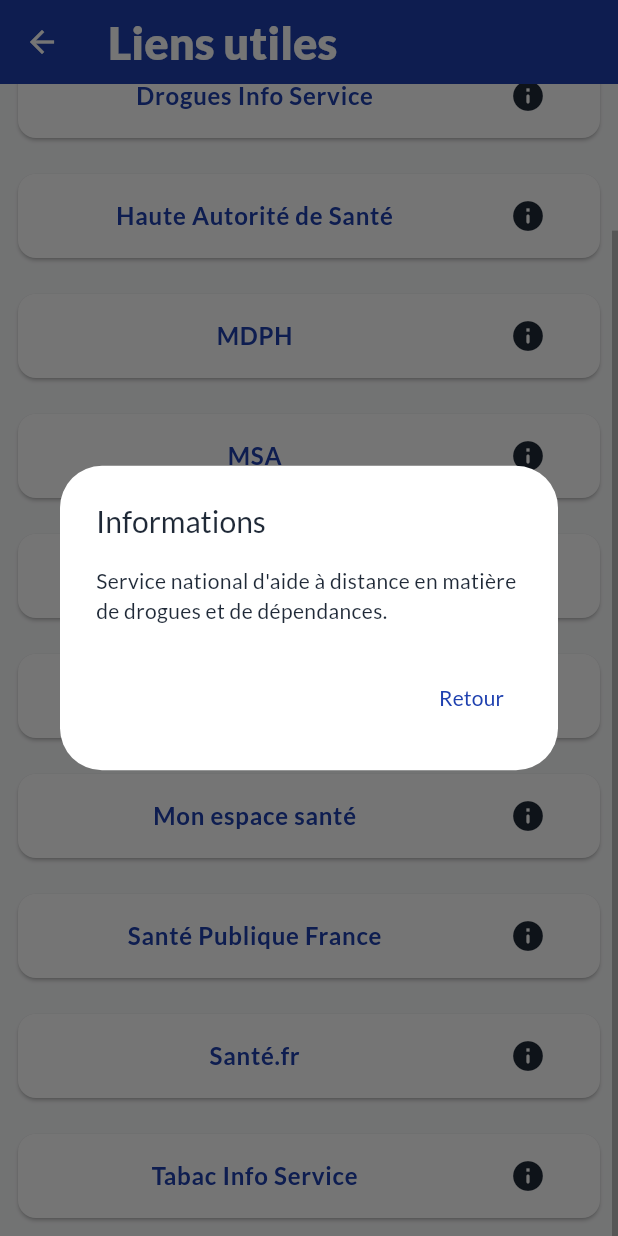
After one commit to Alerwann/planeance, a Flutter app: the LinksHealthUtils screen opened directly, scrolled down 112 dp, after a tap on the "info" icon, on a phone screen of 412 x 824 dp. The commit adds this screen. Run offline on Flutter 3.47's test engine with Material 3 defaults, Android fonts, the phone set to English and light mode, and no system bars; our stand-ins replace hive, hive_flutter, stylish_bottom_bar; accounts and stored records are empty.

Commit message:
feature : mise en place des liens de la santée

```diff
--- a/lib/data/constant.dart
+++ b/lib/data/constant.dart
@@ -3,6 +3,8 @@
 class Constant {
   static const String echeanceBoxName = 'echeances';
   static const String directoryBoxName = 'directory_v2';
+  static const String healthLinkBoxName = 'health_link';
+  static const String healthEcheanceBoxName = 'health_echeance';
 
   static const String daysPeriod = 'day';
   static const String weekPeriod = 'week';
@@ -17,6 +19,5 @@
     DirectoryModel(id: 6, name: 'Social', categoryId: 'social'),
     DirectoryModel(id: 7, name: 'Invitation', categoryId: 'meeting'),
     DirectoryModel(id: 8, name: 'Essai', categoryId: 'essai'),
-
   ];
 }
--- /dev/null
+++ b/lib/data/models/health/links/health_link_list.dart
@@ -0,0 +1,75 @@
+import 'package:planeance/data/models/health/links/health_link_model.dart';
+
+class HealthLinkList {
+  static List<HealthLinkModel> get allLinks {
+    final list = [
+      HealthLinkModel(
+        nameWebStite: "Ameli",
+        externLink: "https://www.ameli.fr",
+        description:
+            "Site permettant d'accéder à son dossier de la sécurité sociale et de communiquer avec celle-ci.",
+      ),
+      HealthLinkModel(
+        nameWebStite: "MDPH",
+        externLink: "https://mdphenligne.cnsa.fr",
+        description:
+            "La MDPH.fr (Maison Départementale des Personnes en situations de Handicap) est le sité répertoriant les informations et les démarches pour les personnes en situation de handicap.",
+      ),
+      HealthLinkModel(
+        nameWebStite: "Mon espace santé",
+        externLink: "https://www.monespacesante.fr/",
+        description:
+            "Site permettant de centraliser ces informations médicales, les partager entre les professionnels et gérer ses documents sur ces volonters.\nTous les professionnels ne l'utilisent pas encore.",
+      ),
+      HealthLinkModel(
+        nameWebStite: "Ministère de la santé",
+        externLink: 'https://sante.gouv.fr',
+        description: "Site officiel du ministère de la santé",
+      ),
+      HealthLinkModel(
+        nameWebStite: "MSA",
+        externLink: "https://www.msa.fr",
+        description:
+            "Site de la sécurité sociale pour les salariés ou non agricoles.",
+      ),
+      HealthLinkModel(
+        nameWebStite: "Santé.fr",
+        externLink: "https://www.sante.fr",
+        description:
+            "Le moteur de recherche du service public d'information en santé. Annuaire des professionnels, informations fiables et actualités.",
+      ),
+      HealthLinkModel(
+        nameWebStite: "Santé Publique France",
+        externLink: "https://www.santepubliquefrance.fr",
+        description:
+            "Agence nationale de santé publique. Surveillance épidémiologique, prévention et promotion de la santé.",
+      ),
+      HealthLinkModel(
+        nameWebStite: "Haute Autorité de Santé",
+        externLink: "https://www.has-sante.fr",
+        description:
+            "Autorité publique indépendante qui contribue à la régulation du système de santé par la qualité.",
+      ),
+      HealthLinkModel(
+        nameWebStite: "Manger Bouger",
+        externLink: "https://www.mangerbouger.fr",
+        description:
+            "Site du Programme National Nutrition Santé. Conseils pour bien manger et bouger plus.",
+      ),
+      HealthLinkModel(
+        nameWebStite: "Tabac Info Service",
+        externLink: "https://www.tabac-info-service.fr",
+        description:
+            "Service d'aide et d'accompagnement pour l'arrêt du tabac.",
+      ),
+      HealthLinkModel(
+        nameWebStite: "Drogues Info Service",
+        externLink: "https://www.drogues-info-service.fr",
+        description:
+            "Service national d'aide à distance en matière de drogues et de dépendances.",
+      ),
+    ];
+    list.sort((a, b) => a.nameWebStite.compareTo(b.nameWebStite));
+    return list;
+  }
+}
--- /dev/null
+++ b/lib/data/models/health/links/health_link_model.dart
@@ -0,0 +1,19 @@
+import 'package:hive/hive.dart';
+
+part 'health_link_model.g.dart';
+
+@HiveType(typeId: 3)
+class HealthLinkModel extends HiveObject {
+  @HiveField(0)
+  final String nameWebStite;
+  @HiveField(1)
+  final String externLink;
+  @HiveField(2)
+  final String description;
+
+  HealthLinkModel({
+    required this.nameWebStite,
+    required this.externLink,
+    required this.description,
+  });
+}
--- /dev/null
+++ b/lib/pages/all_type_echeances/health/links_health_utils.dart
@@ -0,0 +1,84 @@
+import 'package:flutter/material.dart';
+import 'package:planeance/data/models/health/links/health_link_list.dart';
+import 'package:url_launcher/url_launcher.dart';
+
+class LinksHealthUtils extends StatelessWidget {
+  const LinksHealthUtils({super.key});
+
+  @override
+  Widget build(BuildContext context) {
+    return Scaffold(
+      appBar: AppBar(title: Text("Liens utiles")),
+      body: Center(
+        child: Scrollbar(
+          thumbVisibility: true,
+          child: ListView.builder(
+            itemCount: HealthLinkList.allLinks.length,
+            itemBuilder: (context, index) {
+              return Padding(
+                padding: const EdgeInsets.all(8.0),
+                child: Card(
+                  child: ListTile(
+                    title: Text(
+                      HealthLinkList.allLinks[index].nameWebStite,
+                      textAlign: TextAlign.center,
+                      style: TextStyle(
+                        color: Theme.of(context).primaryColor,
+                        fontWeight: FontWeight.bold,
+                      ),
+                    ),
+                    onTap: () {
+                      _exteriorLink(
+                        HealthLinkList.allLinks[index].externLink,
+                        context,
+                      );
+                    },
+                    trailing: IconButton(
+                      onPressed: () {
+                        showDialog(
+                          context: context,
+                          builder: (context) {
+                            return AlertDialog(
+                              title: Text("Informations"),
+                              content: Text(
+                                HealthLinkList.allLinks[index].description,
+                              ),
+                              actions: [
+                                TextButton(
+                                  onPressed: () {
+                                    Navigator.pop(context);
+                                  },
+                                  child: Text("Retour"),
+                                ),
+                              ],
+                            );
+                          },
+                        );
+                      },
+                      icon: Icon(Icons.info_rounded),
+                    ),
+                  ),
+                ),
+              );
+            },
+          ),
+        ),
+
+      ),
+    );
+  }
+
+  void _exteriorLink(String links, BuildContext context) async {
+    final uri = Uri.parse(links);
+    if (await canLaunchUrl(uri)) {
+      await launchUrl(uri, mode: LaunchMode.externalApplication);
+    } else {
+      ScaffoldMessenger.of(context).showSnackBar(
+        SnackBar(
+          content: Text("Impossible de charger l'image"),
+          backgroundColor: Colors.red,
+        ),
+      );
+    }
+  }
+}
--- a/pubspec.yaml
+++ b/pubspec.yaml
@@ -21,6 +21,9 @@
   hive: ^2.2.3
   hive_flutter: ^1.1.0
   provider: ^6.1.5+1
+  url_launcher: ^6.3.2
+  http: ^1.2.0
+
 
   flutter_localizations:
     sdk: flutter
```
Also changed, not shown: lib/data/models/health/echeances/health_echeance_model.dart (added, +29 -0 lines), lib/main.dart (+6 -6 lines), lib/pages/all_type_echeances/add_directory.dart (deleted, +0 -48 lines), lib/pages/all_type_echeances/choice_directory_echeance.dart (+104 -36 lines), lib/pages/all_type_echeances/health/health_home.dart (+17 -2 lines), lib/planeance.dart (+7 -0 lines), lib/providers/directory_provider.dart (+7 -1 lines), lib/data/models/health/echeances/health_echeance_model.g.dart (added), lib/data/models/health/links/health_link_model.g.dart (added), pubspec.lock, 7 other files.
